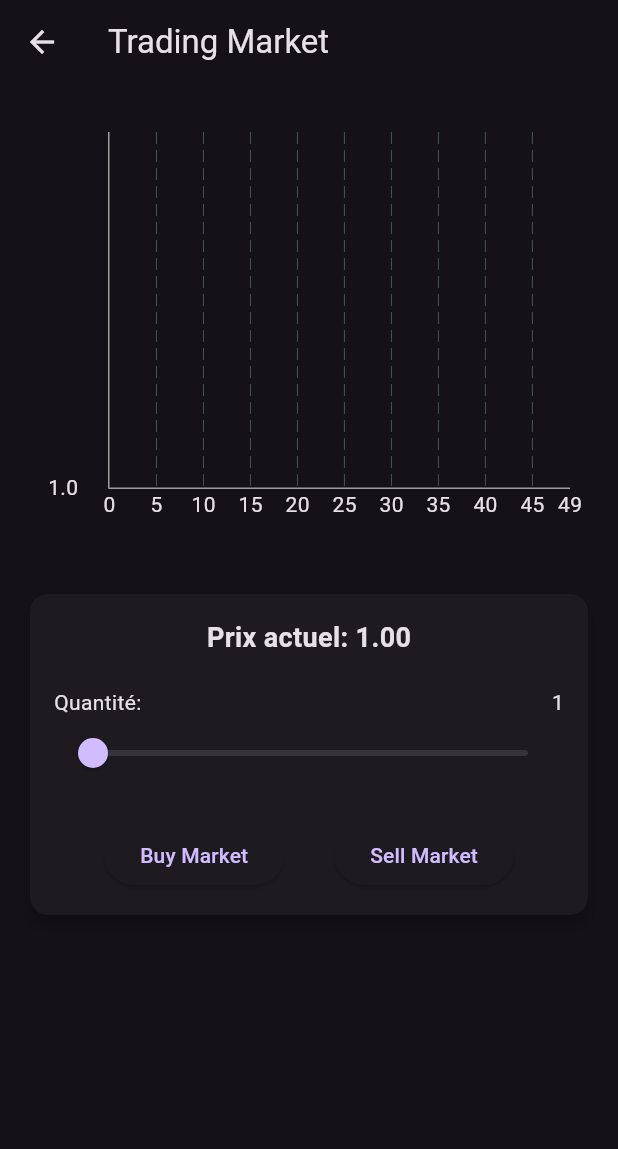
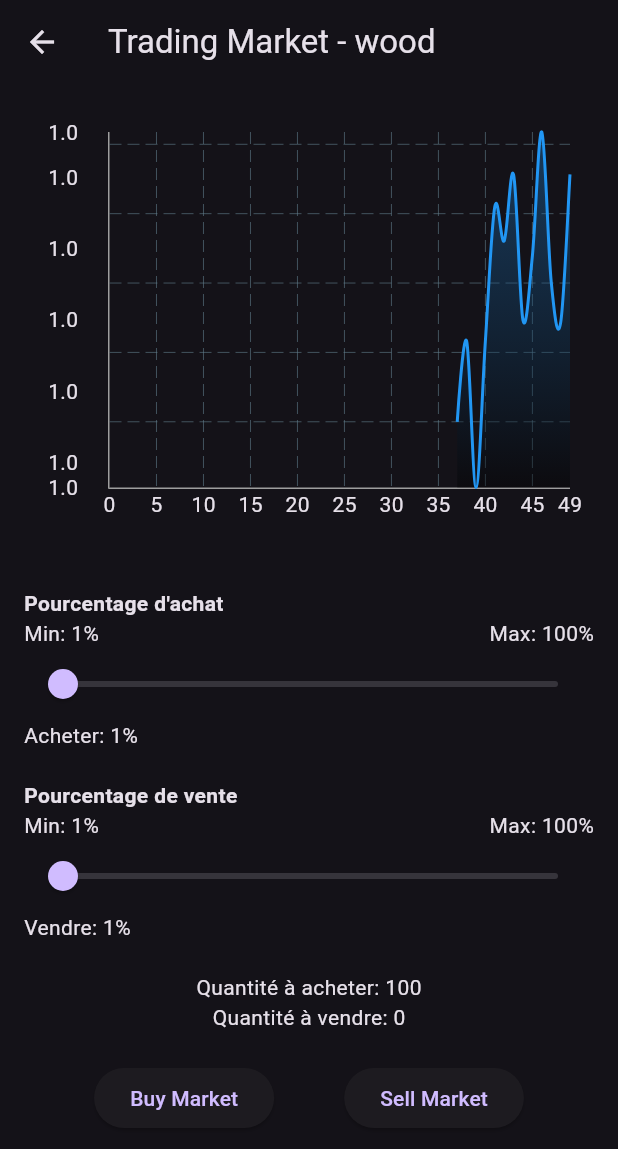
Before and after one commit to code-ex0/idle_app, a Flutter app: the MarketPage screen opened directly, after a tap on "Avancé", on a phone screen of 412 x 824 dp. Shown: the top 1149 px of the screen. Run offline on Flutter 3.47's test engine with Material 3 defaults, Android fonts, the phone set to English and light mode, and no system bars; drawn by our look-alikes of fl_chart.

Commit message:
feat: Update trading mechanics with percentage sliders and enhance price update logic

```diff
--- /dev/null
+++ b/lib/component/market/trading_sliders.dart
@@ -0,0 +1,78 @@
+import 'package:flutter/material.dart';
+
+class TradingPercentageSliders extends StatefulWidget {
+  final double maxBuy; // valeur maximale réalisable pour l'achat
+  final double maxSell; // valeur maximale réalisable pour la vente
+  final Function(double buyPercent, double sellPercent) onChanged;
+
+  const TradingPercentageSliders({
+    super.key,
+    required this.maxBuy,
+    required this.maxSell,
+    required this.onChanged,
+  });
+
+  @override
+  State<TradingPercentageSliders> createState() =>
+      _TradingPercentageSlidersState();
+}
+
+class _TradingPercentageSlidersState extends State<TradingPercentageSliders> {
+  // Les valeurs sont en pourcentage (de 1 à 100)
+  double _buyPercentage = 1;
+  double _sellPercentage = 1;
+
+  @override
+  Widget build(BuildContext context) {
+    return Column(
+      crossAxisAlignment: CrossAxisAlignment.start,
+      children: [
+        const Text(
+          "Pourcentage d'achat",
+          style: TextStyle(fontWeight: FontWeight.bold),
+        ),
+        Row(
+          mainAxisAlignment: MainAxisAlignment.spaceBetween,
+          children: [const Text("Min: 1%"), const Text("Max: 100%")],
+        ),
+        Slider(
+          value: _buyPercentage,
+          min: 1,
+          max: 100,
+          divisions: 99,
+          label: "${_buyPercentage.toInt()}%",
+          onChanged: (value) {
+            setState(() {
+              _buyPercentage = value;
+            });
+            widget.onChanged(_buyPercentage, _sellPercentage);
+          },
+        ),
+        Text("Acheter: ${_buyPercentage.toInt()}%"),
+        const SizedBox(height: 20),
+        const Text(
+          "Pourcentage de vente",
+          style: TextStyle(fontWeight: FontWeight.bold),
+        ),
+        Row(
+          mainAxisAlignment: MainAxisAlignment.spaceBetween,
+          children: [const Text("Min: 1%"), const Text("Max: 100%")],
+        ),
+        Slider(
+          value: _sellPercentage,
+          min: 1,
+          max: 100,
+          divisions: 99,
+          label: "${_sellPercentage.toInt()}%",
+          onChanged: (value) {
+            setState(() {
+              _sellPercentage = value;
+            });
+            widget.onChanged(_buyPercentage, _sellPercentage);
+          },
+        ),
+        Text("Vendre: ${_sellPercentage.toInt()}%"),
+      ],
+    );
+  }
+}
--- a/lib/pages/market_advanced.page.dart
+++ b/lib/pages/market_advanced.page.dart
@@ -1,6 +1,7 @@
 import 'package:flutter/material.dart';
 import 'package:provider/provider.dart';
 import 'package:test_1/component/market/chart.component.dart';
+import 'package:test_1/component/market/trading_sliders.dart';
 import 'package:test_1/services/game_state.service.dart';
 
 class MarketTradingPage extends StatefulWidget {
@@ -12,111 +13,86 @@ class MarketTradingPage extends StatefulWidget {
 }
 
 class _MarketTradingPageState extends State<MarketTradingPage> {
-  double _quantity = 1.0;
+  double _buyPercent = 1;
+  double _sellPercent = 1;
 
   @override
   Widget build(BuildContext context) {
     final gameState = context.watch<GameState>();
-    // Récupérer le prix actuel pour la ressource via le MarketManager.
-    final currentPrice =
-        gameState.marketManager.prices[widget.resourceId] ?? 1.0;
-    // Définir un maximum pour la quantité à trader.
-    const double maxQuantity = 100.0;
+    // Supposons que le stock disponible définit le maximum possible à trader
+    final resource = gameState.resourceManager.resources[widget.resourceId];
+    final maxQuantity = resource != null ? resource.amount.toDouble() : 1.0;
+    final maxDolard =
+        gameState.resourceManager.resources['dollar']?.amount.toDouble();
+
+    // La quantité réelle à trader est le pourcentage appliqué au maximum.
+    final actualBuy = (_buyPercent / 100) * maxDolard!;
+    final actualSell = (_sellPercent / 100) * maxQuantity;
 
     return Scaffold(
-      appBar: AppBar(title: const Text('Trading Market')),
+      appBar: AppBar(title: Text("Trading Market - ${widget.resourceId}")),
       body: SingleChildScrollView(
-        child: Padding(
         padding: const EdgeInsets.all(16.0),
         child: Column(
           children: [
-              // Affichage du graphique de trading
+            // Graphique des prix
             MarketChart(resourceId: widget.resourceId),
             const SizedBox(height: 20),
-              Card(
-                elevation: 4,
-                child: Padding(
-                  padding: const EdgeInsets.all(16.0),
-                  child: Column(
-                    children: [
-                      // Affichage du prix actuel
-                      Text(
-                        'Prix actuel: ${currentPrice.toStringAsFixed(2)}',
-                        style: const TextStyle(
-                          fontSize: 18,
-                          fontWeight: FontWeight.bold,
-                        ),
-                      ),
-                      const SizedBox(height: 20),
-                      // Slider pour choisir la quantité
-                      Row(
-                        mainAxisAlignment: MainAxisAlignment.spaceBetween,
-                        children: [
-                          const Text('Quantité:'),
-                          Text(_quantity.toInt().toString()),
-                        ],
-                      ),
-                      Slider(
-                        value: _quantity,
-                        min: 1,
-                        max: maxQuantity,
-                        divisions: maxQuantity.toInt() - 1,
-                        label: _quantity.toInt().toString(),
-                        onChanged: (value) {
+            // Sliders d'achat et de vente
+            TradingPercentageSliders(
+              maxBuy: maxDolard,
+              maxSell: maxQuantity,
+              onChanged: (buy, sell) {
                 setState(() {
-                            _quantity = value;
+                  _buyPercent = buy;
+                  _sellPercent = sell;
                 });
               },
             ),
             const SizedBox(height: 20),
-                      // Boutons pour exécuter une transaction sur le marché
+            Text("Quantité à acheter: ${actualBuy.toInt()}"),
+            Text("Quantité à vendre: ${actualSell.toInt()}"),
+            const SizedBox(height: 20),
             Row(
               mainAxisAlignment: MainAxisAlignment.spaceEvenly,
               children: [
                 ElevatedButton(
                   onPressed: () {
-                              // Simulation d'un achat sur le marché
                     gameState.buyResource(
                       widget.resourceId,
-                                BigInt.from(_quantity),
+                      BigInt.from(actualBuy.toInt()),
                     );
                     ScaffoldMessenger.of(context).showSnackBar(
                       SnackBar(
                         content: Text(
-                                    'Achat de ${_quantity.toInt()} unité(s) validé',
+                          "Achat de ${actualBuy.toInt()} unité(s) validé",
                         ),
                       ),
                     );
                   },
-                            child: const Text('Buy Market'),
+                  child: const Text("Buy Market"),
                 ),
                 ElevatedButton(
                   onPressed: () {
-                              // Simulation d'une vente sur le marché
                     gameState.sellResource(
                       widget.resourceId,
-                                BigInt.from(_quantity),
+                      BigInt.from(actualSell.toInt()),
                     );
                     ScaffoldMessenger.of(context).showSnackBar(
                       SnackBar(
                         content: Text(
-                                    'Vente de ${_quantity.toInt()} unité(s) validée',
+                          "Vente de ${actualSell.toInt()} unité(s) validée",
                         ),
                       ),
                     );
                   },
-                            child: const Text('Sell Market'),
+                  child: const Text("Sell Market"),
                 ),
               ],
             ),
           ],
         ),
       ),
-              ),
-            ],
-          ),
-        ),
-      ),
     );
   }
 }
```
Also changed, not shown: lib/managers/market.manager.dart (+27 -53 lines), lib/services/game_state.service.dart (+4 -4 lines). Lines whose indentation alone changed are shown as unchanged.
